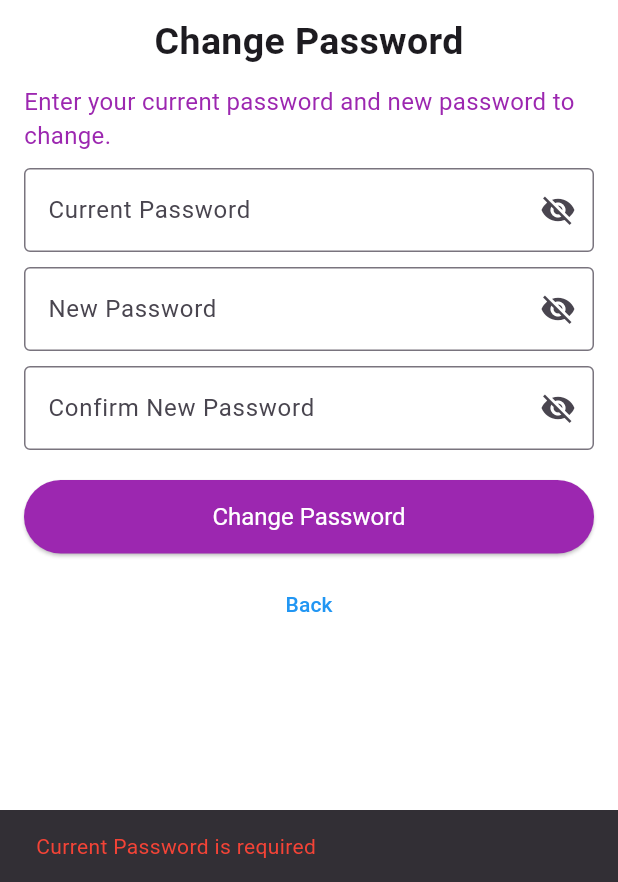
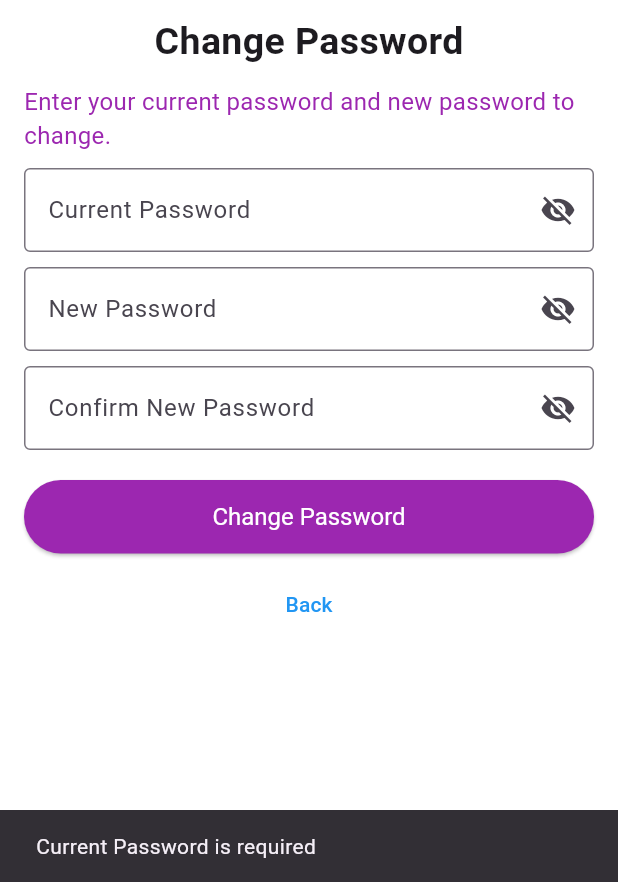
Before and after one commit to SumanTanwar/SocialTrails_Flutter, a Flutter app: the AdminChangePasswordScreen screen opened directly, after a tap on "Change Password", on a phone screen of 412 x 824 dp, the part 354-1236 px from its top. Run offline on Flutter 3.47's test engine with Material 3 defaults, Android fonts, the phone set to English and light mode, and no system bars; our stand-ins replace connectivity_plus, firebase_auth, firebase_core, firebase_database, firebase_storage, google_maps_flutter and 3 more; accounts and stored records are empty.

Commit message:
miscallenous changes in ui and code

```diff
--- a/lib/Adminpanel/adminchangepassword.dart
+++ b/lib/Adminpanel/adminchangepassword.dart
@@ -28,29 +28,29 @@ class _AdminChangePasswordScreenState extends State<AdminChangePasswordScreen> {
 
     // Validation
     if (currentPwd.isEmpty) {
-      _showError("Current Password is required");
+      Utils.showError(context, "Current Password is required");
       return;
     } else if (currentPwd.length < 8) {
-      _showError("Current Password should be more than 8 characters");
+      Utils.showError(context, "Current Password should be more than 8 characters");
       return;
     } else if (!Utils.isValidPassword(currentPwd)) {
-      _showError("Current Password must contain at least one letter and one digit");
+      Utils.showError(context, "Current Password must contain at least one letter and one digit");
       return;
     }
 
     if (newPwd.isEmpty) {
-      _showError("New Password is required");
+      Utils.showError(context, "New Password is required");
       return;
     } else if (newPwd.length < 8) {
-      _showError("New Password should be more than 8 characters");
+      Utils.showError(context, "New Password should be more than 8 characters");
       return;
     } else if (!Utils.isValidPassword(newPwd)) {
-      _showError("New Password must contain at least one letter and one digit");
+      Utils.showError(context, "New Password must contain at least one letter and one digit");
       return;
     }
 
     if (newPwd != confirmPwd) {
-      _showError("New Passwords do not match");
+      Utils.showError(context, "New Passwords do not match");
       return;
     }
 
@@ -68,21 +68,13 @@ class _AdminChangePasswordScreenState extends State<AdminChangePasswordScreen> {
         _sessionManager.logoutUser(); // Logout user after password change
         await _auth.signOut();
 
-        _showSuccess("Password successfully changed! Sign in using new password");
+        Utils.showMessage(context, "Password successfully changed! Sign in using new password");
         Navigator.of(context).pushReplacement(MaterialPageRoute(builder: (context) => SigninScreen()));
 
       } catch (e) {
-        _showError("Failed to change password! Please try again.");
+        Utils.showError(context,"Failed to change password! Please try again or check your current password.");
       }
     }
-  }
-
-  void _showError(String message) {
-    ScaffoldMessenger.of(context).showSnackBar(SnackBar(content: Text(message, style: TextStyle(color: Colors.red))));
-  }
-
-  void _showSuccess(String message) {
-    ScaffoldMessenger.of(context).showSnackBar(SnackBar(content: Text(message, style: TextStyle(color: Colors.green))));
   }
 
   @override
@@ -97,9 +89,9 @@ class _AdminChangePasswordScreenState extends State<AdminChangePasswordScreen> {
             Image.asset('assets/socialtrails_logo.png', width: 150, height: 150),
             const SizedBox(height: 10),
             Text("Change Password", style: TextStyle(fontSize: 25, fontWeight: FontWeight.bold)),
-            SizedBox(height: 10),
+            const SizedBox(height: 10),
             Text("Enter your current password and new password to change.", style: TextStyle(fontSize: 16, color: Colors.purple)),
-            SizedBox(height: 10),
+            const SizedBox(height: 10),
 
             // Current Password Field
             TextField(
@@ -108,9 +100,7 @@ class _AdminChangePasswordScreenState extends State<AdminChangePasswordScreen> {
                 labelText: 'Current Password',
                 border: OutlineInputBorder(),
                 suffixIcon: IconButton(
-                  icon: Icon(
-                    _currentPasswordVisible ? Icons.visibility : Icons.visibility_off,
-                  ),
+                  icon: Icon(_currentPasswordVisible ? Icons.visibility : Icons.visibility_off),
                   onPressed: () {
                     setState(() {
                       _currentPasswordVisible = !_currentPasswordVisible;
@@ -120,7 +110,7 @@ class _AdminChangePasswordScreenState extends State<AdminChangePasswordScreen> {
               ),
               obscureText: !_currentPasswordVisible,
             ),
-            SizedBox(height: 10),
+            const SizedBox(height: 10),
 
             // New Password Field
             TextField(
@@ -129,9 +119,7 @@ class _AdminChangePasswordScreenState extends State<AdminChangePasswordScreen> {
                 labelText: 'New Password',
                 border: OutlineInputBorder(),
                 suffixIcon: IconButton(
-                  icon: Icon(
-                    _newPasswordVisible ? Icons.visibility : Icons.visibility_off,
-                  ),
+                  icon: Icon(_newPasswordVisible ? Icons.visibility : Icons.visibility_off),
                   onPressed: () {
                     setState(() {
                       _newPasswordVisible = !_newPasswordVisible;
@@ -141,7 +129,7 @@ class _AdminChangePasswordScreenState extends State<AdminChangePasswordScreen> {
               ),
               obscureText: !_newPasswordVisible,
             ),
-            SizedBox(height: 10),
+            const SizedBox(height: 10),
 
             // Confirm New Password Field
             TextField(
@@ -150,9 +138,7 @@ class _AdminChangePasswordScreenState extends State<AdminChangePasswordScreen> {
                 labelText: 'Confirm New Password',
                 border: OutlineInputBorder(),
                 suffixIcon: IconButton(
-                  icon: Icon(
-                    _confirmPasswordVisible ? Icons.visibility : Icons.visibility_off,
-                  ),
+                  icon: Icon(_confirmPasswordVisible ? Icons.visibility : Icons.visibility_off),
                   onPressed: () {
                     setState(() {
                       _confirmPasswordVisible = !_confirmPasswordVisible;
@@ -162,21 +148,25 @@ class _AdminChangePasswordScreenState extends State<AdminChangePasswordScreen> {
               ),
               obscureText: !_confirmPasswordVisible,
             ),
-            SizedBox(height: 20),
+            const SizedBox(height: 20),
             Container(
               width: double.infinity,
               child: ElevatedButton(
                 onPressed: _changePassword,
                 style: ElevatedButton.styleFrom(
                   backgroundColor: Colors.purple,
-                  padding: const EdgeInsets.symmetric(horizontal: 125, vertical: 15),
+                  padding: const EdgeInsets.symmetric(vertical: 15),
                   textStyle: const TextStyle(fontSize: 16),
                 ),
-                child: const Text("Change Password", style: TextStyle(color: Colors.white)),
+                child: const Text(
+                  "Change Password",
+                  style: TextStyle(color: Colors.white),
+                  textAlign: TextAlign.center,
+                ),
               ),
             ),
 
-            SizedBox(height: 10),
+            const SizedBox(height: 10),
 
             TextButton(
               onPressed: () {
@@ -185,7 +175,7 @@ class _AdminChangePasswordScreenState extends State<AdminChangePasswordScreen> {
               child: Text("Back", style: TextStyle(color: Colors.blue)),
             ),
 
-            SizedBox(height: 50),
+            const SizedBox(height: 50),
           ],
         ),
       ),
--- a/lib/Adminpanel/adminuserlist.dart
+++ b/lib/Adminpanel/adminuserlist.dart
@@ -2,6 +2,7 @@ import 'package:flutter/material.dart';
 import '../AdminPanel/adminusermanage.dart';
 import '../ModelData/Users.dart';
 import '../Utility/UserService.dart';
+import 'adminmoeratorlist.dart';
 
 class AdminUserListScreen extends StatefulWidget {
   @override
@@ -64,7 +65,7 @@ class _AdminUserListScreenState extends State<AdminUserListScreen> {
                   onTap: () {
                     Navigator.push(
                       context,
-                      MaterialPageRoute(builder: (context) => AdminUserDetailManageScreen(userId: '')),
+                      MaterialPageRoute(builder: (context) => AdminModeratorListScreen()),
                     );
                   },
                   child: Row(
@@ -75,6 +76,7 @@ class _AdminUserListScreenState extends State<AdminUserListScreen> {
                         "Moderator",
                         style: TextStyle(fontSize: 18, fontWeight: FontWeight.bold),
                       ),
+
                     ],
                   ),
                 ),
--- a/lib/Adminpanel/createmoderator.dart
+++ b/lib/Adminpanel/createmoderator.dart
@@ -118,12 +118,13 @@ class _AdminCreateModeratorPageState extends State<AdminCreateModeratorPage> {
   @override
   Widget build(BuildContext context) {
     return Scaffold(
-      appBar: AppBar(title: Text("Create New Moderator")),
+     // appBar: AppBar(title: Text("Create New Moderator")),
       body: Padding(
         padding: const EdgeInsets.all(12.0),
         child: Column(
-          mainAxisAlignment: MainAxisAlignment.center,
+          mainAxisAlignment: MainAxisAlignment.start,
           children: [
+            SizedBox(height:90),
             Image.asset('assets/socialtrails_logo.png', width: 150, height: 150),
             SizedBox(height: 20),
             TextField(
--- a/lib/Interface/IUserInterface.dart
+++ b/lib/Interface/IUserInterface.dart
@@ -15,5 +15,6 @@ abstract class IUserInterface {
   void adminDeleteProfile(String userId, OperationCallback callback);
   void adminUnDeleteProfile(String userId, OperationCallback callback);
   Future<String?>  uploadProfileImage(String userId, File imageFile, DataOperationCallback<String> callback);
-
+  void deleteUserProfile(String userId, OperationCallback callback);
+  void unDeleteUserProfile(String userId, OperationCallback callback);
 }
--- a/lib/Utility/Utils.dart
+++ b/lib/Utility/Utils.dart
@@ -38,9 +38,9 @@ class Utils {
         SnackBar(content: Text(message)));
   }
 
-  static Future<void> saveCredentials(String email, bool rememberMe) async {
+  static Future<void> removeRememberCredentials() async {
     SharedPreferences prefs = await SharedPreferences.getInstance();
-    await prefs.setString('email', email);
-    await prefs.setBool('rememberMe', rememberMe);
+    await prefs.remove('remember_username');
+    await prefs.remove('remember_me');
   }
 }
```
Also changed, not shown: lib/Adminpanel/adminmoeratorlist.dart (+49 -4 lines), lib/Utility/UserService.dart (+30 -1 lines), lib/changepassword.dart (+16 -18 lines), lib/forgotpassword.dart (+24 -40 lines), lib/usersetting.dart (+21 -25 lines).
